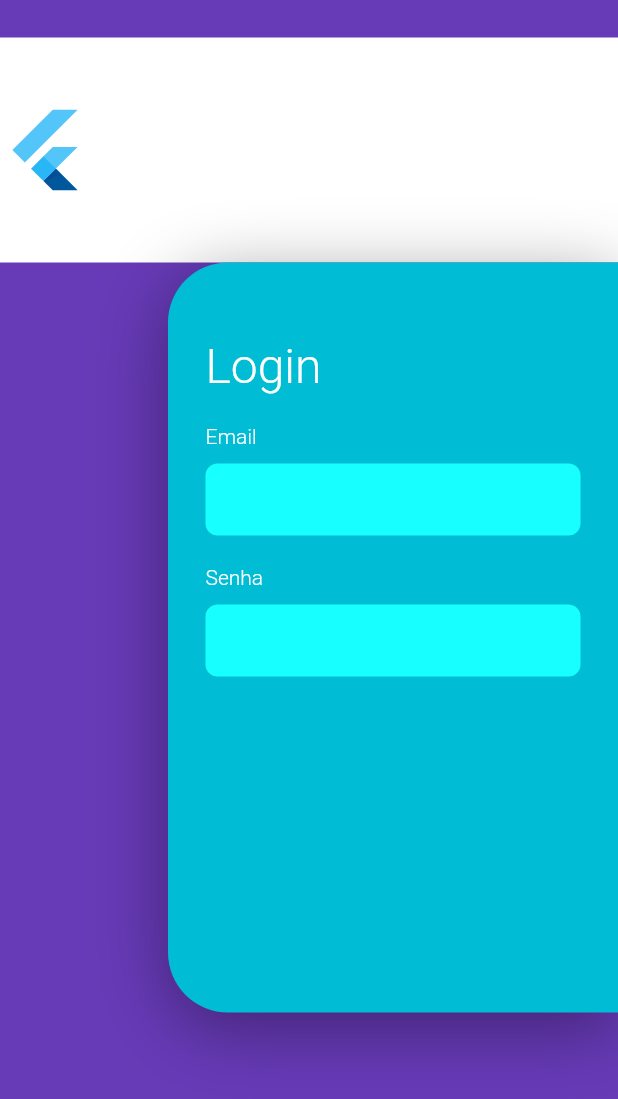
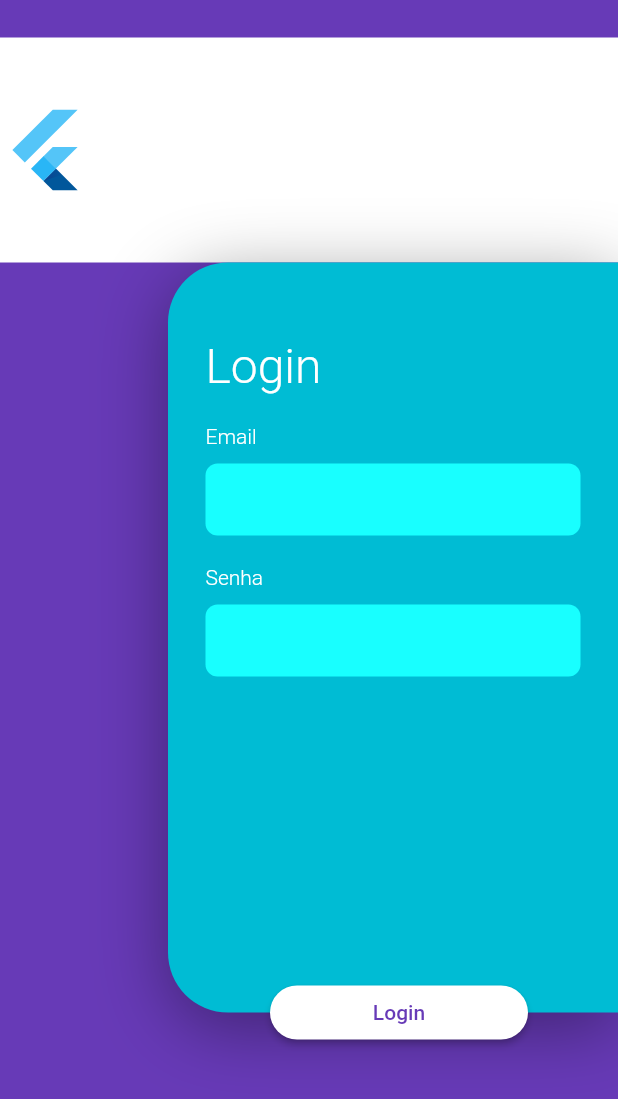
Before and after one commit to GaldinoJr/find_my_dog, a Flutter app: the screen it shows after launch, on a phone screen of 412 x 824 dp. Shown: the top 1099 px of the screen. Run offline on Flutter 3.47's test engine with Material 2 defaults, Android fonts, the phone set to English and light mode, and no system bars.

Commit message:
Botão de login em baixo.OK

```diff
--- a/lib/main.dart
+++ b/lib/main.dart
@@ -46,6 +46,10 @@ class _MyHomePageState extends State<MyHomePage> {
                     size: 60.0,
                   ),
                 ),
+                Stack
+                  (
+                    children: <Widget>
+                    [
                       Align(
                         alignment: Alignment.topRight,
                         child: Container(
@@ -55,6 +59,9 @@ class _MyHomePageState extends State<MyHomePage> {
                               top: 50,
                               left: 25,
                               right: 25
+                          ),
+                          margin: EdgeInsets.only(
+                              bottom: 100
                           ),
                           decoration: new BoxDecoration(
                               color: Colors.cyan,
@@ -72,6 +79,23 @@ class _MyHomePageState extends State<MyHomePage> {
                           ),
                           child: viewLogin(),
                         ),
+                      ),
+                      Positioned(
+                          right: 60,
+                          left: 180,
+                          bottom: 76,
+                          child: Container(
+                              child: new RaisedButton
+                                (
+                                onPressed: onLoginClicked,
+                                child: Text(Strings.of(context).login),
+                                textColor: Colors.deepPurple,
+                                color: Colors.white,
+                                shape: new RoundedRectangleBorder(borderRadius: new BorderRadius.circular(30.0))
+                              ),
+                          )
+                      )
+                    ]
                 )
               ],
             )
@@ -164,4 +188,8 @@ class _MyHomePageState extends State<MyHomePage> {
         ]
     );
   }
+
+  onLoginClicked() {
+
   }
+}
```
Lines whose indentation alone changed are shown as unchanged.
